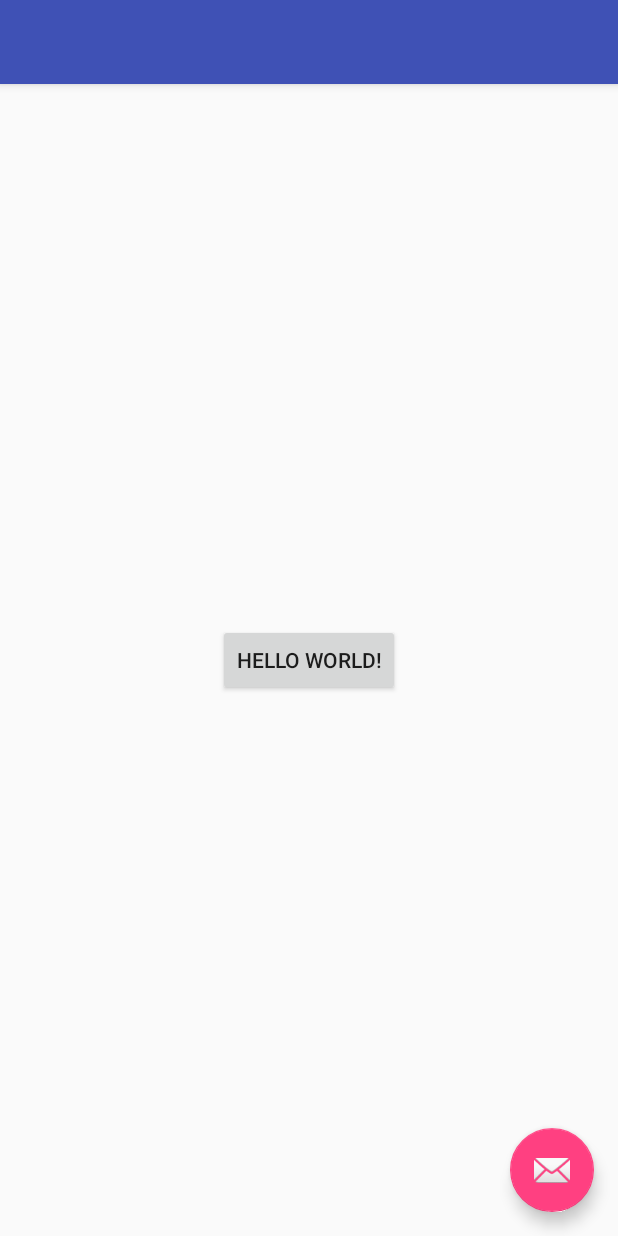
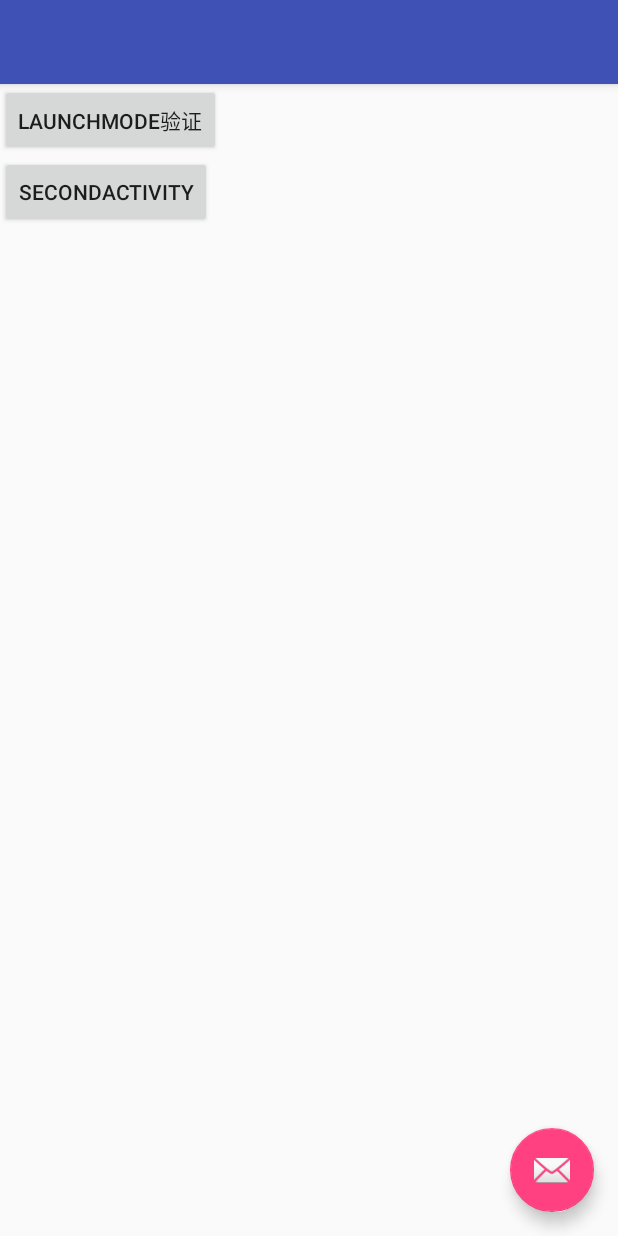
Before and after one commit to sshhsun-code/AndroidReview, an Android app: the screen it shows after launch (MainActivity), on a phone screen of 412 x 824 dp. Run offline under Robolectric (Android 15) with nearby library versions, the phone set to English and light mode, and no system bars.

Commit message:
[Code] 更改界面UI

```diff
--- a/app/src/main/java/com/review/sunqi/iamss/androidreview/MainActivity.java
+++ b/app/src/main/java/com/review/sunqi/iamss/androidreview/MainActivity.java
@@ -15,7 +15,7 @@ public class MainActivity extends Activity {
     protected void onCreate(Bundle savedInstanceState) {
         super.onCreate(savedInstanceState);
         setContentView(R.layout.activity_main);
-        findViewById(R.id.main_jump_click).setOnClickListener(new View.OnClickListener() {
+        findViewById(R.id.first_activity_jump).setOnClickListener(new View.OnClickListener() {
             @Override
             public void onClick(View view) {
                 Intent intent = new Intent(MainActivity.this, FirstActivity.class);
--- a/app/src/main/res/layout/content_main.xml
+++ b/app/src/main/res/layout/content_main.xml
@@ -1,5 +1,5 @@
 <?xml version="1.0" encoding="utf-8"?>
-<android.support.constraint.ConstraintLayout xmlns:android="http://schemas.android.com/apk/res/android"
+<RelativeLayout xmlns:android="http://schemas.android.com/apk/res/android"
     xmlns:app="http://schemas.android.com/apk/res-auto"
     xmlns:tools="http://schemas.android.com/tools"
     android:layout_width="match_parent"
@@ -8,14 +8,24 @@
     tools:context=".MainActivity"
     tools:showIn="@layout/activity_main">
 
-    <Button
-        android:id="@+id/main_jump_click"
+    <ScrollView
         android:layout_width="wrap_content"
-        android:layout_height="wrap_content"
-        android:text="Hello World!"
-        app:layout_constraintBottom_toBottomOf="parent"
-        app:layout_constraintLeft_toLeftOf="parent"
-        app:layout_constraintRight_toRightOf="parent"
-        app:layout_constraintTop_toTopOf="parent" />
+        android:layout_height="match_parent">
+        <LinearLayout
+            android:layout_width="match_parent"
+            android:orientation="vertical"
+            android:layout_height="match_parent">
+            <Button
+                android:id="@+id/first_activity_jump"
+                android:layout_width="wrap_content"
+                android:layout_height="wrap_content"
+                android:text="launchMode验证" />
+            <Button
+                android:id="@+id/second_activity_jump"
+                android:layout_width="wrap_content"
+                android:layout_height="wrap_content"
+                android:text="SecondActivity" />
+        </LinearLayout>
+    </ScrollView>
 
-</android.support.constraint.ConstraintLayout>
+</RelativeLayout>
```
